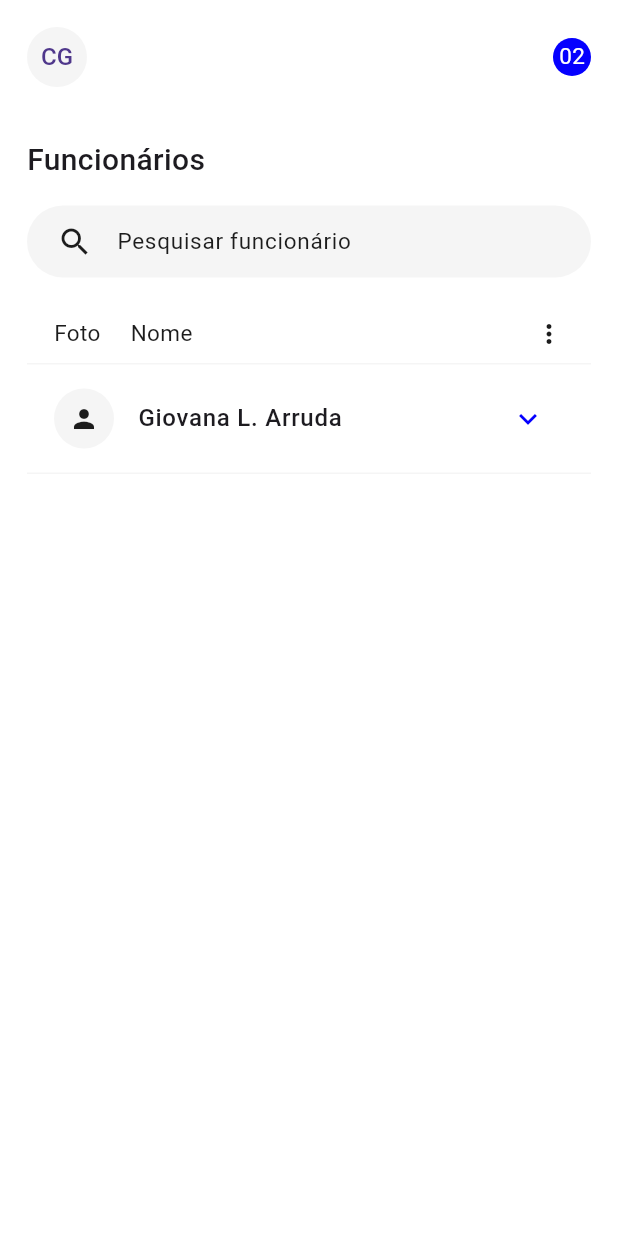
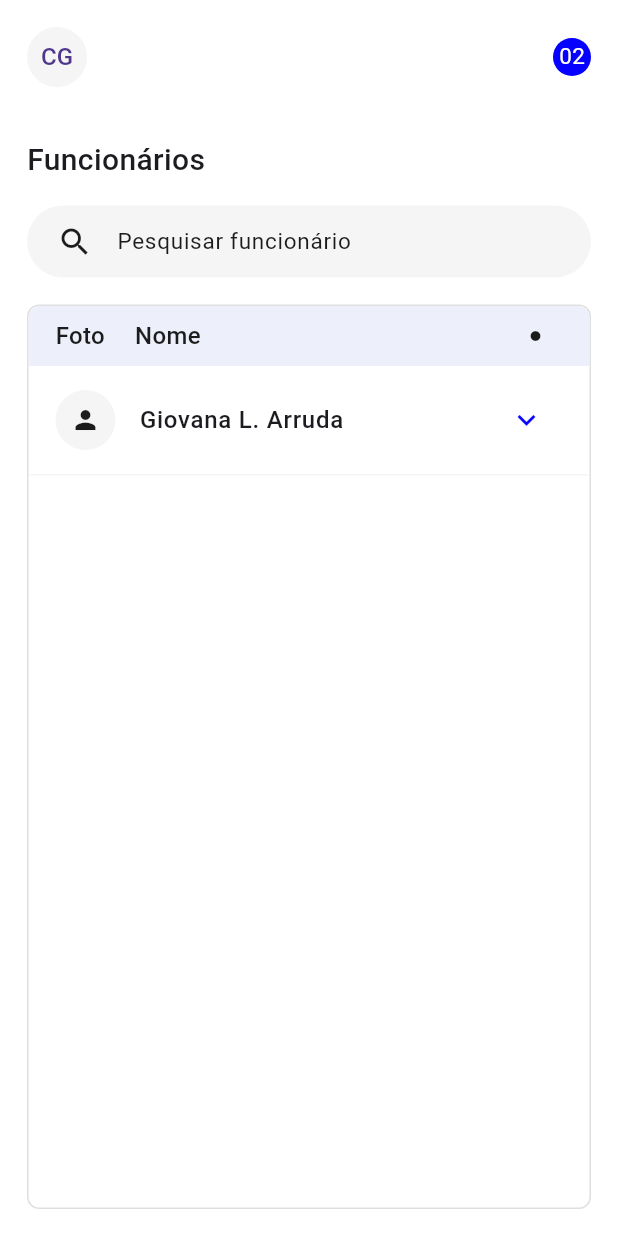
Before and after one commit to Barba2k2/be_talent_challeng_app, a Flutter app: the screen it shows after launch, on a phone screen of 412 x 824 dp. Run offline on Flutter 3.47's test engine with Material 3 defaults, Android fonts, the light colour scheme and no system bars; Roboto replaces fonts that are missing (Helvetica).

Commit message:
refactor(employees-list): Update EmployeesList widget layout and styling

```diff
--- a/lib/src/widgets/employees_list.dart
+++ b/lib/src/widgets/employees_list.dart
@@ -11,12 +11,20 @@ class EmployeesList extends StatelessWidget {
       position: 'Front-end',
       admissionDate: '00/00/0000',
       phone: '+55 (55) 55555-555',
+      imageUrl: null,
     ),
   ];
 
   @override
   Widget build(BuildContext context) {
-    return Column(
+    return Container(
+      decoration: BoxDecoration(
+        border: Border.all(
+          color: ColorsDS.gray10,
+        ),
+        borderRadius: BorderRadius.circular(8),
+      ),
+      child: Column(
         children: [
           // Cabeçalho da lista
           Container(
@@ -25,33 +33,37 @@ class EmployeesList extends StatelessWidget {
               vertical: SpacingDS.sm,
             ),
             decoration: BoxDecoration(
-            border: Border(
-              bottom: BorderSide(
-                color: ColorsDS.gray05,
-                width: 1,
-              ),
+              color: ColorsDS.blue10,
+              borderRadius: const BorderRadius.only(
+                topLeft: Radius.circular(8),
+                topRight: Radius.circular(8),
               ),
             ),
             child: Row(
               children: [
                 Text(
                   'Foto',
-                style: TypographyDS.h3.copyWith(
+                  style: TypographyDS.h2.copyWith(
                     color: ColorsDS.black,
+                    fontWeight: FontWeight.w500,
                   ),
                 ),
                 const SizedBox(width: SpacingDS.lg),
                 Text(
                   'Nome',
-                style: TypographyDS.h3.copyWith(
+                  style: TypographyDS.h2.copyWith(
                     color: ColorsDS.black,
+                    fontWeight: FontWeight.w500,
                   ),
                 ),
                 const Spacer(),
-              Icon(
-                Icons.more_vert,
+                Padding(
+                  padding: const EdgeInsets.only(right: 14.0),
+                  child: Icon(
+                    Icons.circle_rounded,
                     color: ColorsDS.black,
-                size: 20,
+                    size: 8,
+                  ),
                 ),
               ],
             ),
@@ -64,15 +76,7 @@ class EmployeesList extends StatelessWidget {
                 final employee = employees[index];
                 return EmployerCardDS(
                   title: employee.name,
-                leading: CircleAvatar(
-                  radius: 20,
-                  backgroundColor: ColorsDS.gray05,
-                  child: Icon(
-                    Icons.person,
-                    color: ColorsDS.black,
-                    size: 20,
-                  ),
-                ),
+                  imageUrl: employee.imageUrl,
                   showDivider: true,
                   children: [
                     _buildInfoRow('Cargo', employee.position),
@@ -84,6 +88,7 @@ class EmployeesList extends StatelessWidget {
             ),
           ),
         ],
+      ),
     );
   }
 
@@ -95,11 +100,17 @@ class EmployeesList extends StatelessWidget {
         children: [
           Text(
             label,
-            style: TypographyDS.h3,
+            style: TypographyDS.h2.copyWith(
+              color: ColorsDS.black,
+              fontWeight: FontWeight.w500,
+            ),
           ),
           Text(
             value,
-            style: TypographyDS.h3,
+            style: TypographyDS.h2.copyWith(
+              color: ColorsDS.black,
+              fontWeight: FontWeight.w400,
+            ),
           ),
         ],
       ),
```
Lines whose indentation alone changed are shown as unchanged.
